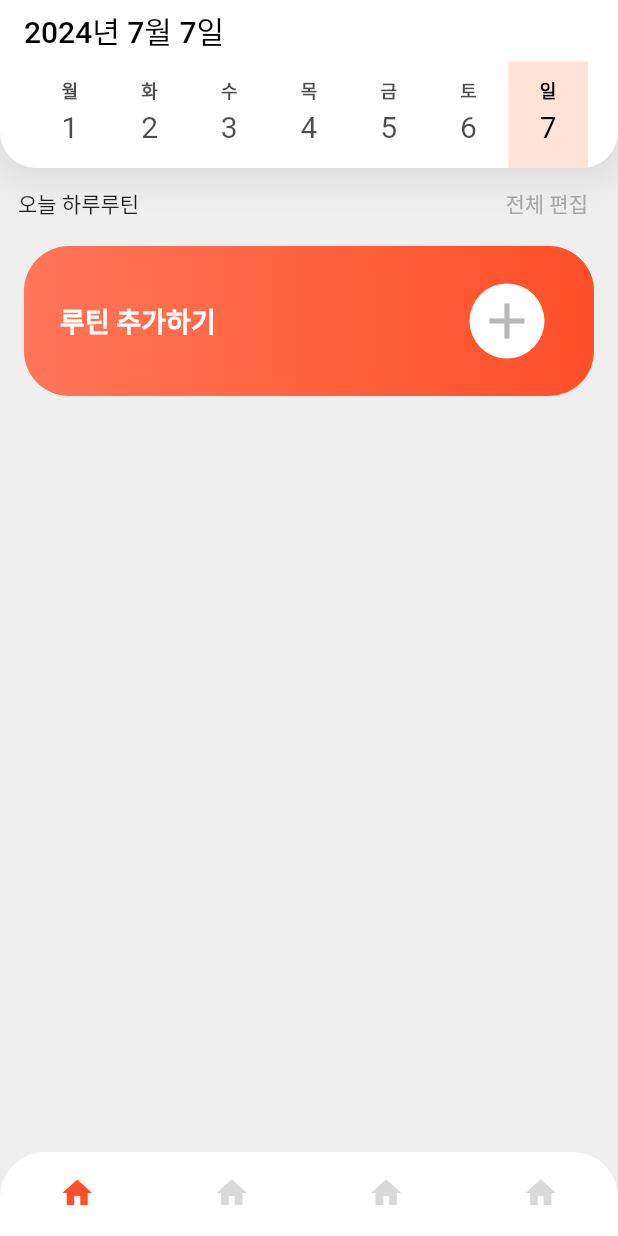
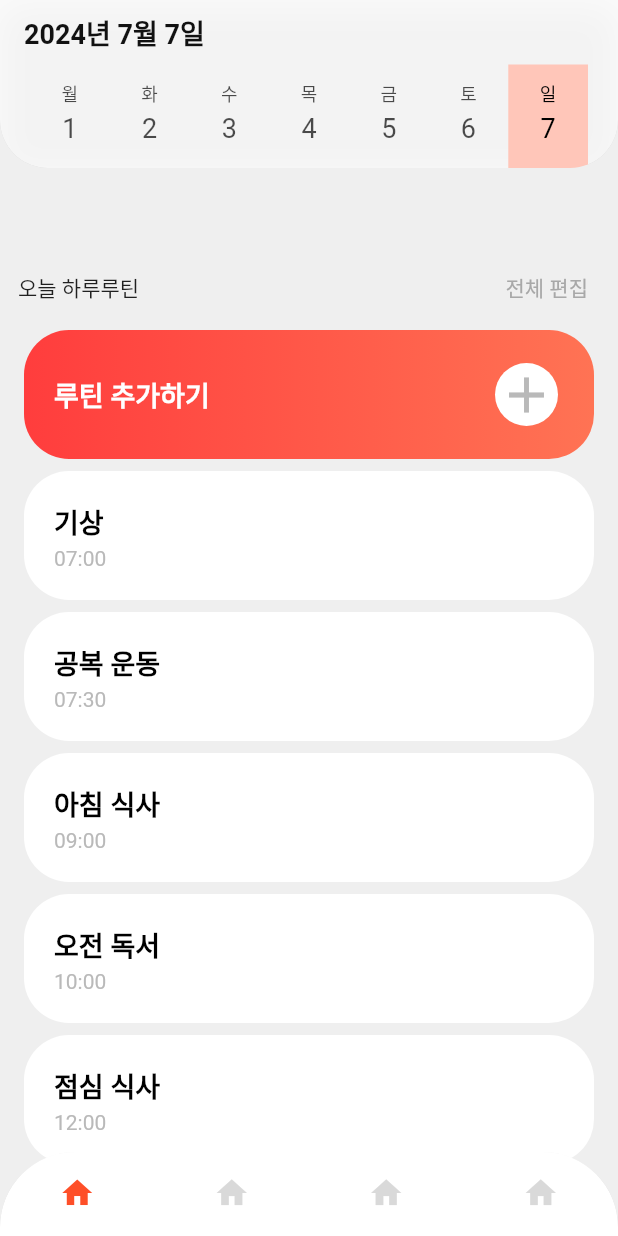
Before and after one commit to formart12/hatin-project, a Flutter app: the screen it shows after launch, after a tap on "전체 편집", on a phone screen of 412 x 824 dp. Run offline on Flutter 3.47's test engine with Material 3 defaults, Android fonts, the phone set to English and light mode, and no system bars.

Commit message:
UI 요구사항에 맞게 탭바와 루틴 추가 위젯의 패딩값과 색상이 변경되었습니다.

```diff
--- a/lib/main.dart
+++ b/lib/main.dart
@@ -23,7 +23,12 @@ class MyApp extends StatelessWidget {
             splashColor: Colors.transparent,
             scaffoldBackgroundColor: const Color(0xffefefef),
             appBarTheme: const AppBarTheme(
-                backgroundColor: Colors.white, foregroundColor: Colors.black),
+                backgroundColor: Colors.white,
+                foregroundColor: Colors.black,
+                titleTextStyle: TextStyle(
+                    fontSize: 18,
+                    fontWeight: FontWeight.w600,
+                    color: Color(0xff111111))),
             bottomNavigationBarTheme: const BottomNavigationBarThemeData(
                 backgroundColor: Colors.white,
                 unselectedItemColor: Color(0xffd9d9d9),
--- /dev/null
+++ b/lib/src/model/routin.dart
@@ -0,0 +1,20 @@
+class Routin {
+  final int id;
+  final String name;
+  final String startAt;
+  final String finishAt;
+
+  Routin(
+      {required this.id,
+      required this.name,
+      required this.startAt,
+      required this.finishAt});
+
+  factory Routin.fromJson(Map<String, dynamic> json) {
+    return Routin(
+        id: json["id"],
+        name: json["name"],
+        startAt: json["startAt"],
+        finishAt: json["finishAt"]);
+  }
+}
--- /dev/null
+++ b/lib/src/repository/routin_repository.dart
@@ -0,0 +1,43 @@
+class RoutinRepository {
+  Future<List<Map<String, dynamic>>> getRoutins() async {
+    await Future.delayed(const Duration(seconds: 1));
+    return [
+      {
+        "id": 1,
+        "name": "기상",
+        "startAt": "07:00",
+        "finishAt": "07:00",
+      },
+      {
+        "id": 2,
+        "name": "공복 운동",
+        "startAt": "07:30",
+        "finishAt": "07:30",
+      },
+      {
+        "id": 3,
+        "name": "아침 식사",
+        "startAt": "09:00",
+        "finishAt": "09:00",
+      },
+      {
+        "id": 4,
+        "name": "오전 독서",
+        "startAt": "10:00",
+        "finishAt": "10:00",
+      },
+      {
+        "id": 5,
+        "name": "점심 식사",
+        "startAt": "12:00",
+        "finishAt": "12:00",
+      },
+      {
+        "id": 6,
+        "name": "낮잠",
+        "startAt": "13:00",
+        "finishAt": "13:00",
+      },
+    ];
+  }
+}
--- /dev/null
+++ b/lib/src/service/routin_service.dart
@@ -0,0 +1,12 @@
+import 'package:hatin/src/model/routin.dart';
+import 'package:hatin/src/repository/routin_repository.dart';
+
+class RoutinService {
+  final RoutinRepository routinRepository;
+  RoutinService({required this.routinRepository});
+
+  Future<List<Routin>> getAllRoutins() async {
+    final result = await routinRepository.getRoutins();
+    return result.map((json) => Routin.fromJson(json)).toList();
+  }
+}
--- a/lib/src/ui/app/app.dart
+++ b/lib/src/ui/app/app.dart
@@ -1,5 +1,6 @@
 import 'package:flutter/material.dart';
 import 'package:hatin/src/ui/app/app_view_model.dart';
+import 'package:hatin/src/ui/home/home_page.dart';
 import 'package:hatin/src/ui/home/home_view.dart';
 import 'package:provider/provider.dart';
 
@@ -25,7 +26,7 @@ class _AppState extends State<App> {
         builder: (context, provider, child) => IndexedStack(
           index: provider.pageIndex,
           children: [
-            const HomeView(), // 홈 UI
+            const HomePage(),
             Container(
               color: Colors.yellow,
             ),
@@ -43,8 +44,8 @@ class _AppState extends State<App> {
       Consumer<AppViewModel>(builder: (context, provider, child) {
         return ClipRRect(
           borderRadius: const BorderRadius.only(
-            topRight: Radius.circular(30),
-            topLeft: Radius.circular(30),
+            topRight: Radius.circular(50),
+            topLeft: Radius.circular(50),
           ),
           child: BottomNavigationBar(
               backgroundColor: Colors.white,
--- a/lib/src/ui/app/app_view_model.dart
+++ b/lib/src/ui/app/app_view_model.dart
@@ -1,6 +1,10 @@
 import 'package:flutter/material.dart';
+import 'package:flutter/widgets.dart';
 
 class AppViewModel extends ChangeNotifier {
+  final GlobalKey<NavigatorState> homeNavigationKey =
+      GlobalKey<NavigatorState>();
+
   int _pageIndex = 0;
 
   int get pageIndex => _pageIndex;
--- /dev/null
+++ b/lib/src/ui/home/home_page.dart
@@ -0,0 +1,19 @@
+import 'package:flutter/material.dart';
+import 'package:hatin/src/repository/routin_repository.dart';
+import 'package:hatin/src/service/routin_service.dart';
+import 'package:hatin/src/ui/home/home_view.dart';
+import 'package:hatin/src/ui/routine/routin_view_model.dart';
+import 'package:provider/provider.dart';
+
+class HomePage extends StatelessWidget {
+  const HomePage({super.key});
+
+  @override
+  Widget build(BuildContext context) {
+    return ChangeNotifierProvider(
+      create: (context) => RoutinViewModel(
+          routinService: RoutinService(routinRepository: RoutinRepository())),
+      child: const HomeView(),
+    );
+  }
+}
--- a/lib/src/ui/home/home_view.dart
+++ b/lib/src/ui/home/home_view.dart
@@ -1,3 +1,6 @@
+import 'dart:ui';
+
+import 'package:flutter/gestures.dart';
 import 'package:flutter/material.dart';
 import 'package:intl/intl.dart';
 import 'package:hatin/src/ui/routine/routine_view.dart';
@@ -47,20 +50,29 @@ class _TabBarScreenState extends State<HomeView>
     return Scaffold(
       appBar: PreferredSize(
         preferredSize: AppBar().preferredSize * 2,
+        child: ClipRRect(
+          borderRadius:
+              const BorderRadius.vertical(bottom: Radius.circular(32.0)),
+          child: BackdropFilter(
+            filter: ImageFilter.blur(
+              sigmaX: 4.0,
+              sigmaY: 4.0,
+            ),
             child: Container(
-            decoration: BoxDecoration(boxShadow: [
+              decoration: BoxDecoration(color: Colors.transparent, boxShadow: [
                 BoxShadow(
-                color: Colors.black.withOpacity(0.1),
+                    color: Colors.grey.withOpacity(0.4),
                     spreadRadius: 0,
-                blurRadius: 20, // Increased blur radius
+                    blurRadius: 20,
                     offset: const Offset(0, 4),
-              )
+                    blurStyle: BlurStyle.normal)
               ]),
               child: AppBar(
                 elevation: 0.0,
+                backgroundColor: Colors.white.withOpacity(0.75),
                 shape: const RoundedRectangleBorder(
                     borderRadius:
-                      BorderRadius.vertical(bottom: Radius.circular(24.0))),
+                        BorderRadius.vertical(bottom: Radius.circular(32.0))),
                 centerTitle: false,
                 title: Text(DateFormat("yyyy년 M월 d일").format(DateTime.now())),
                 bottom: PreferredSize(
@@ -68,9 +80,13 @@ class _TabBarScreenState extends State<HomeView>
               ),
             ),
           ),
+        ),
+      ),
       body: TabBarView(
           controller: _tabController,
-            children: List.generate(7, (index) => const RoutineView())));
+          children: List.generate(7, (index) => const RoutineView())),
+      extendBodyBehindAppBar: true,
+    );
   }
 
   Widget _tabBar() {
@@ -78,7 +94,7 @@ class _TabBarScreenState extends State<HomeView>
       padding: const EdgeInsets.symmetric(horizontal: 20.0),
       child: TabBar(
         controller: _tabController,
-        indicator: const BoxDecoration(color: Color(0xffFFE3D7)),
+        indicator: const BoxDecoration(color: Color(0xffFFC6B9)),
         labelStyle:
             const TextStyle(color: Colors.black, fontWeight: FontWeight.w600),
         tabs: List.generate(
@@ -93,7 +109,7 @@ class _TabBarScreenState extends State<HomeView>
                         child: Text(
                           _weekDay[index],
                           style: const TextStyle(
-                              fontSize: 12, fontWeight: FontWeight.w600),
+                              fontSize: 12, fontWeight: FontWeight.w400),
                         ),
                       ),
                       Padding(
@@ -101,7 +117,7 @@ class _TabBarScreenState extends State<HomeView>
                         child: Text(
                           (startOfWeek + index).toString(),
                           style: const TextStyle(
-                              fontSize: 20, fontWeight: FontWeight.w400),
+                              fontSize: 18, fontWeight: FontWeight.w400),
                         ),
                       )
                     ],
--- a/lib/src/ui/routine/routin_add_page.dart
+++ b/lib/src/ui/routine/routin_add_page.dart
@@ -1,7 +1,5 @@
 import 'package:flutter/cupertino.dart';
 import 'package:flutter/material.dart';
-import 'package:flutter/rendering.dart';
-import 'package:flutter/widgets.dart';
 
 class RoutinAddPage extends StatefulWidget {
   const RoutinAddPage({super.key});
--- /dev/null
+++ b/lib/src/ui/routine/routin_view_model.dart
@@ -0,0 +1,21 @@
+import 'package:flutter/material.dart';
+import 'package:hatin/src/model/routin.dart';
+import 'package:hatin/src/service/routin_service.dart';
+
+class RoutinViewModel extends ChangeNotifier {
+  final RoutinService routinService;
+  final List<Routin> _dailyRoutins = [];
+
+  List<Routin> get routins => _dailyRoutins;
+
+  RoutinViewModel({required this.routinService}) {
+    _fetchData();
+  }
+
+  void _fetchData() async {
+    final routins = await routinService.getAllRoutins();
+    _dailyRoutins.clear();
+    _dailyRoutins.addAll(routins);
+    notifyListeners();
+  }
+}
--- a/lib/src/ui/routine/routine_view.dart
+++ b/lib/src/ui/routine/routine_view.dart
@@ -1,4 +1,8 @@
 import 'package:flutter/material.dart';
+import 'package:hatin/src/model/routin.dart';
+import 'package:hatin/src/ui/routine/routin_add_page.dart';
+import 'package:hatin/src/ui/routine/routin_view_model.dart';
+import 'package:provider/provider.dart';
 
 class RoutineView extends StatefulWidget {
   const RoutineView({super.key});
@@ -12,8 +16,15 @@ class _RoutineViewState extends State<RoutineView> {
   Widget build(BuildContext context) {
     return SingleChildScrollView(
       child: Column(children: [
+        SizedBox(
+          height: AppBar().preferredSize.height * 3,
+        ),
         _header(),
         _addRoutin(),
+        _dailyRoutins(),
+        const SizedBox(
+          height: 120,
+        )
       ]),
     );
   }
@@ -23,7 +34,12 @@ class _RoutineViewState extends State<RoutineView> {
         child: Row(
           mainAxisAlignment: MainAxisAlignment.spaceBetween,
           children: [
-            const Text("오늘 하루루틴"),
+            const Text(
+              "오늘 하루루틴",
+              style: TextStyle(
+                fontSize: 14,
+              ),
+            ),
             TextButton(
               onPressed: () {},
               child: const Text(
@@ -37,36 +53,32 @@ class _RoutineViewState extends State<RoutineView> {
 
   Widget _addRoutin() => Padding(
         padding: const EdgeInsets.symmetric(horizontal: 16.0, vertical: 4.0),
+        child: GestureDetector(
+          onTap: () {
+            Navigator.of(context).push(
+                MaterialPageRoute(builder: (context) => const RoutinAddPage()));
+          },
           child: Container(
+            padding:
+                const EdgeInsets.symmetric(horizontal: 20.0, vertical: 22.0),
             width: double.infinity,
-          height: 100,
+            height: 86,
             decoration: BoxDecoration(
               gradient: const LinearGradient(
-                colors: [Color(0xffFF7658), Color(0xffFE4F28)]),
+                  colors: [Color(0xffFF3D3D), Color(0xffFF7354)]),
               borderRadius: BorderRadius.circular(30.0),
             ),
-          child: Padding(
-            padding: const EdgeInsets.all(8.0),
             child: Row(
               mainAxisAlignment: MainAxisAlignment.spaceBetween,
               children: [
-                const Padding(
-                  padding: EdgeInsets.only(left: 16.0),
-                  child: Text(
+                const Text(
                   "루틴 추가하기",
                   style: TextStyle(
                       fontSize: 18.0,
                       color: Colors.white,
                       fontWeight: FontWeight.w600),
                 ),
-                ),
-                Padding(
-                  padding: const EdgeInsets.only(right: 25.0),
-                  child: GestureDetector(
-                    onTap: () {
-                      Navigator.of(context).pushNamed("/routinAddPage");
-                    },
-                    child: Container(
+                Container(
                   width: 50,
                   height: 50,
                   decoration: const BoxDecoration(
@@ -77,11 +89,50 @@ class _RoutineViewState extends State<RoutineView> {
                     size: 40,
                   ),
                 ),
-                  ),
-                ),
               ],
             ),
           ),
         ),
       );
+
+  Widget _dailyRoutins() => Consumer<RoutinViewModel>(
+      builder: (context, provider, child) => Column(
+            children: List.generate(provider.routins.length, (index) {
+              final Routin routin = provider.routins[index];
+              return Padding(
+                padding:
+                    const EdgeInsets.symmetric(horizontal: 16.0, vertical: 4.0),
+                child: Container(
+                  padding: const EdgeInsets.all(20),
+                  height: 86,
+                  alignment: Alignment.center,
+                  decoration: BoxDecoration(
+                      color: Colors.white,
+                      borderRadius: BorderRadius.circular(30.0)),
+                  child: Row(
+                    mainAxisAlignment: MainAxisAlignment.spaceBetween,
+                    children: [
+                      Column(
+                        crossAxisAlignment: CrossAxisAlignment.start,
+                        mainAxisAlignment: MainAxisAlignment.spaceBetween,
+                        children: [
+                          Text(
+                            routin.name,
+                            style: const TextStyle(
+                                fontSize: 18.0,
+                                color: Colors.black,
+                                fontWeight: FontWeight.w600),
+                          ),
+                          Text(
+                            routin.startAt,
+                            style: const TextStyle(color: Color(0xffb9b9b9)),
+                          ),
+                        ],
+                      )
+                    ],
+                  ),
+                ),
+              );
+            }),
+          ));
 }
```
Also changed, not shown: 1 other file. Lines whose indentation alone changed are shown as unchanged.
